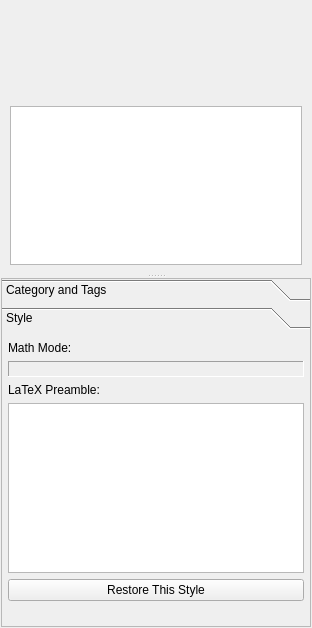
Old version of the form src/klflibentryeditor.ui in the repository CryFeiFei/klatexformula.
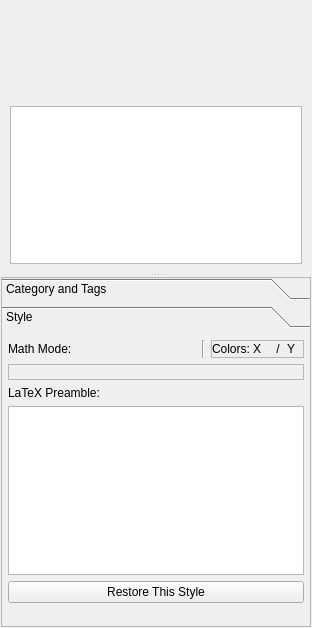
New version of the form. The open tabs and pages were chosen to show the change. Icons and pictures are not drawn.

```diff
--- a/src/klflibentryeditor.ui
+++ b/src/klflibentryeditor.ui
@@ -121,7 +121,10 @@
       <property name="frameShadow">
        <enum>QFrame::Sunken</enum>
       </property>
-      <property name="currentIndex">
+      <property name="lineWidth">
+       <number>1</number>
+      </property>
+      <property name="midLineWidth">
        <number>0</number>
       </property>
       <widget class="QWidget" name="tabCategoryTags">
@@ -265,8 +268,8 @@
         <rect>
          <x>0</x>
          <y>0</y>
-         <width>285</width>
-         <height>201</height>
+         <width>300</width>
+         <height>249</height>
         </rect>
        </property>
        <property name="autoFillBackground">
@@ -279,22 +282,22 @@
         <property name="margin">
          <number>6</number>
         </property>
-        <item row="0" column="0">
+        <item row="1" column="0">
          <widget class="QLabel" name="lblStyMathModeCaption">
           <property name="text">
            <string>Math Mode:</string>
           </property>
          </widget>
         </item>
-        <item row="4" column="0" colspan="2">
+        <item row="6" column="0" colspan="3">
          <widget class="QPushButton" name="btnRestoreStyle">
           <property name="text">
            <string>Restore This Style</string>
           </property>
          </widget>
         </item>
-        <item row="5" column="0">
-         <spacer name="verticalSpacer">
+        <item row="7" column="0">
+         <spacer name="vspcStyle">
           <property name="orientation">
            <enum>Qt::Vertical</enum>
           </property>
@@ -306,24 +309,24 @@
           </property>
          </spacer>
         </item>
-        <item row="2" column="0">
+        <item row="4" column="0" colspan="3">
          <widget class="QLabel" name="lblStyPreamble">
           <property name="text">
            <string>LaTeX Preamble:</string>
           </property>
          </widget>
         </item>
-        <item row="3" column="0" colspan="2">
+        <item row="5" column="0" colspan="3">
          <widget class="QTextEdit" name="txtStyPreamble">
           <property name="readOnly">
            <bool>true</bool>
           </property>
          </widget>
         </item>
-        <item row="1" column="0" colspan="2">
+        <item row="3" column="0" colspan="3">
          <widget class="QLabel" name="lblStyMathMode">
           <property name="frameShape">
-           <enum>QFrame::Panel</enum>
+           <enum>QFrame::StyledPanel</enum>
           </property>
           <property name="frameShadow">
            <enum>QFrame::Sunken</enum>
@@ -333,6 +336,116 @@
           </property>
          </widget>
         </item>
+        <item row="1" column="1">
+         <widget class="Line" name="vlineStyColors">
+          <property name="orientation">
+           <enum>Qt::Vertical</enum>
+          </property>
+         </widget>
+        </item>
+        <item row="1" column="2">
+         <widget class="QFrame" name="frmStyColors">
+          <property name="sizePolicy">
+           <sizepolicy hsizetype="Fixed" vsizetype="Preferred">
+            <horstretch>0</horstretch>
+            <verstretch>0</verstretch>
+           </sizepolicy>
+          </property>
+          <property name="frameShape">
+           <enum>QFrame::StyledPanel</enum>
+          </property>
+          <property name="frameShadow">
+           <enum>QFrame::Sunken</enum>
+          </property>
+          <layout class="QGridLayout" name="lyt_frmStyColors">
+           <property name="horizontalSpacing">
+            <number>3</number>
+           </property>
+           <property name="margin">
+            <number>0</number>
+           </property>
+           <item row="0" column="0">
+            <widget class="QLabel" name="lblStyColors">
+             <property name="sizePolicy">
+              <sizepolicy hsizetype="Fixed" vsizetype="Fixed">
+               <horstretch>0</horstretch>
+               <verstretch>0</verstretch>
+              </sizepolicy>
+             </property>
+             <property name="text">
+              <string>Colors:</string>
+             </property>
+            </widget>
+           </item>
+           <item row="0" column="1">
+            <widget class="QLabel" name="lblStyColFg">
+             <property name="sizePolicy">
+              <sizepolicy hsizetype="Fixed" vsizetype="Fixed">
+               <horstretch>0</horstretch>
+               <verstretch>0</verstretch>
+              </sizepolicy>
+             </property>
+             <property name="minimumSize">
+              <size>
+               <width>16</width>
+               <height>16</height>
+              </size>
+             </property>
+             <property name="toolTip">
+              <string>Foreground Color</string>
+             </property>
+             <property name="text">
+              <string notr="true">X</string>
+             </property>
+            </widget>
+           </item>
+           <item row="0" column="2">
+            <widget class="QLabel" name="lblStyColSlash">
+             <property name="sizePolicy">
+              <sizepolicy hsizetype="Fixed" vsizetype="Preferred">
+               <horstretch>0</horstretch>
+               <verstretch>0</verstretch>
+              </sizepolicy>
+             </property>
+             <property name="minimumSize">
+              <size>
+               <width>12</width>
+               <height>0</height>
+              </size>
+             </property>
+             <property name="text">
+              <string notr="true">/</string>
+             </property>
+             <property name="alignment">
+              <set>Qt::AlignCenter</set>
+             </property>
+            </widget>
+           </item>
+           <item row="0" column="3">
+            <widget class="QLabel" name="lblStyColBg">
+             <property name="sizePolicy">
+              <sizepolicy hsizetype="Fixed" vsizetype="Fixed">
+               <horstretch>0</horstretch>
+               <verstretch>0</verstretch>
+              </sizepolicy>
+             </property>
+             <property name="minimumSize">
+              <size>
+               <width>16</width>
+               <height>16</height>
+              </size>
+             </property>
+             <property name="toolTip">
+              <string>Background Color</string>
+             </property>
+             <property name="text">
+              <string notr="true">Y</string>
+             </property>
+            </widget>
+           </item>
+          </layout>
+         </widget>
+        </item>
        </layout>
       </widget>
      </widget>
```
Left out of the diff: 9 changed lines with no effect on the pictures.
